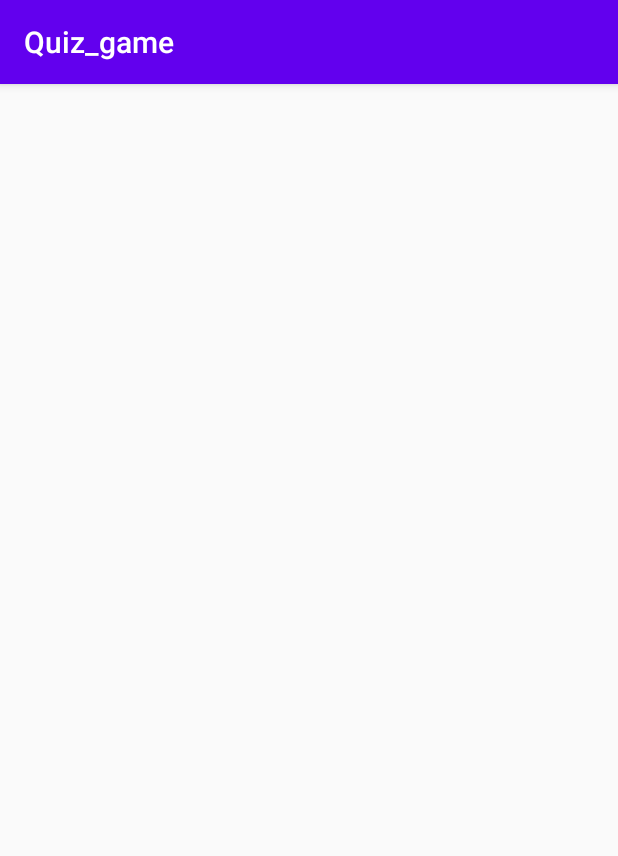
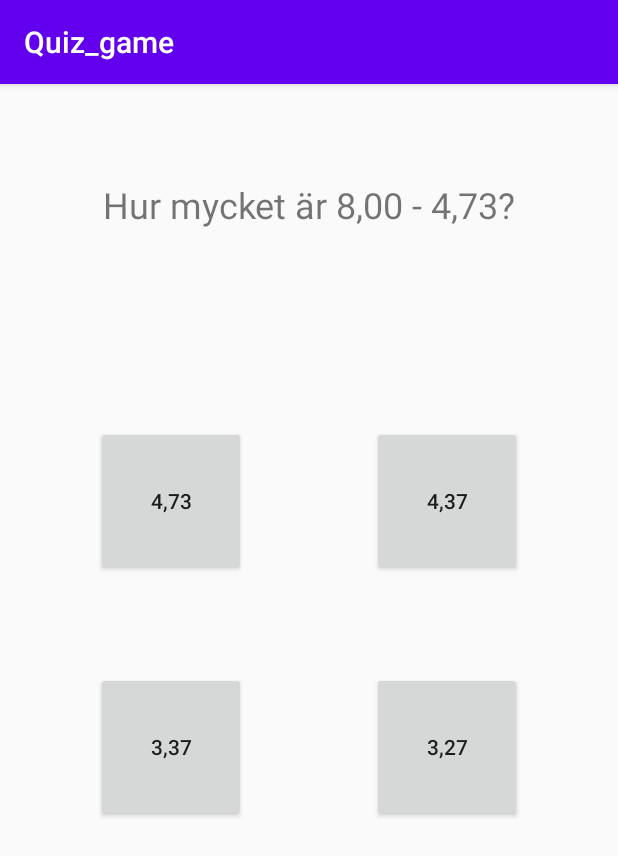
Before and after one commit to callec/tda367_projekt, an Android app: the screen it shows after launch (QuizActivity), on a phone screen of 412 x 824 dp. Shown: the top 856 px of the screen. Run offline under Robolectric (Android 15) with nearby library versions, the phone set to English and light mode, and no system bars.

Commit message:
ID2
Added view for question and answers.

Possibility to answer correctly/incorrectly.

```diff
--- a/Quiz_game/app/src/main/java/com/down_to_earth_rats/quiz_game/QuizActivity.java
+++ b/Quiz_game/app/src/main/java/com/down_to_earth_rats/quiz_game/QuizActivity.java
@@ -3,12 +3,83 @@ package com.down_to_earth_rats.quiz_game;
 import androidx.appcompat.app.AppCompatActivity;
 
 import android.os.Bundle;
+import android.view.View;
+import android.widget.Button;
+import android.widget.TextView;
 
-public class QuizActivity extends AppCompatActivity {
+
+// Henrik, Sara, Carl
+//
+public class QuizActivity extends AppCompatActivity implements View.OnClickListener {
+
+
+    Button a1;
+    Button a2;
+    Button a3;
+    Button a4;
+
+    TextView q;
+
+    String correctAnswer;
+
+    boolean wasCorrectChoice;
 
     @Override
     protected void onCreate(Bundle savedInstanceState) {
         super.onCreate(savedInstanceState);
         setContentView(R.layout.activity_quiz);
+        setup();
     }
+
+    private void setup(){
+        a1 = findViewById(R.id.answerButton1);
+        a2 = findViewById(R.id.answerButton2);
+        a3 = findViewById(R.id.answerButton3);
+        a4 = findViewById(R.id.answerButton4);
+        q = findViewById(R.id.questionText);
+
+        update();
+    }
+
+    void update(){
+
+        wasCorrectChoice = false;
+
+        q.setText("Hur mycket är 8,00 - 4,73?");
+
+        a1.setText("4,73");
+        a2.setText("4,37");
+        a3.setText("3,37");
+        a4.setText("3,27");
+
+        correctAnswer = "3,27";
+    }
+
+    @Override
+    public void onClick(View view){
+
+
+        switch (view.getId()){
+            case R.id.answerButton1:
+            case R.id.answerButton2:
+            case R.id.answerButton3:
+            case R.id.answerButton4:
+
+                Button b = (Button)view;
+
+                if (b.getText().equals(correctAnswer)) {
+                    wasCorrectChoice = true;
+                    correctChoice(b);
+                } else{
+                    //TODO remove maybe?
+                    b.setBackgroundColor(0xFFFF0000);
+                }
+                break;
+        }
+    }
+
+    private void correctChoice(Button b){
+        b.setBackgroundColor(0xFF00FF00);
+    }
+
 }
--- a/Quiz_game/app/src/main/res/layout/activity_quiz.xml
+++ b/Quiz_game/app/src/main/res/layout/activity_quiz.xml
@@ -4,4 +4,62 @@
     xmlns:tools="http://schemas.android.com/tools"
     android:layout_width="match_parent"
     android:layout_height="match_parent"
-    tools:context=".QuizActivity"/>
+    tools:context=".QuizActivity">
+
+    <TextView
+        android:id="@+id/questionText"
+        android:layout_width="0dp"
+        android:layout_height="36dp"
+        android:layout_marginTop="64dp"
+        android:text="TextView"
+        android:textAlignment="center"
+        android:textSize="24sp"
+        app:layout_constraintEnd_toEndOf="parent"
+        app:layout_constraintStart_toStartOf="parent"
+        app:layout_constraintTop_toTopOf="parent" />
+
+    <Button
+        android:id="@+id/answerButton1"
+        android:layout_width="100dp"
+        android:layout_height="100dp"
+        android:layout_marginStart="64dp"
+        android:layout_marginTop="128dp"
+        android:onClick="onClick"
+        android:text="Button"
+        app:layout_constraintStart_toStartOf="parent"
+        app:layout_constraintTop_toBottomOf="@+id/questionText" />
+
+    <Button
+        android:id="@+id/answerButton2"
+        android:layout_width="100dp"
+        android:layout_height="100dp"
+        android:layout_marginTop="128dp"
+        android:layout_marginEnd="64dp"
+        android:onClick="onClick"
+        android:text="Button"
+        app:layout_constraintEnd_toEndOf="parent"
+        app:layout_constraintTop_toBottomOf="@+id/questionText" />
+
+    <Button
+        android:id="@+id/answerButton3"
+        android:layout_width="100dp"
+        android:layout_height="100dp"
+        android:layout_marginStart="64dp"
+        android:layout_marginTop="64dp"
+        android:onClick="onClick"
+        android:text="Button"
+        app:layout_constraintStart_toStartOf="parent"
+        app:layout_constraintTop_toBottomOf="@+id/answerButton1" />
+
+    <Button
+        android:id="@+id/answerButton4"
+        android:layout_width="100dp"
+        android:layout_height="100dp"
+        android:layout_marginTop="64dp"
+        android:layout_marginEnd="64dp"
+        android:onClick="onClick"
+        android:text="Button"
+        app:layout_constraintEnd_toEndOf="parent"
+        app:layout_constraintTop_toBottomOf="@+id/answerButton2" />
+
+</androidx.constraintlayout.widget.ConstraintLayout>
```
